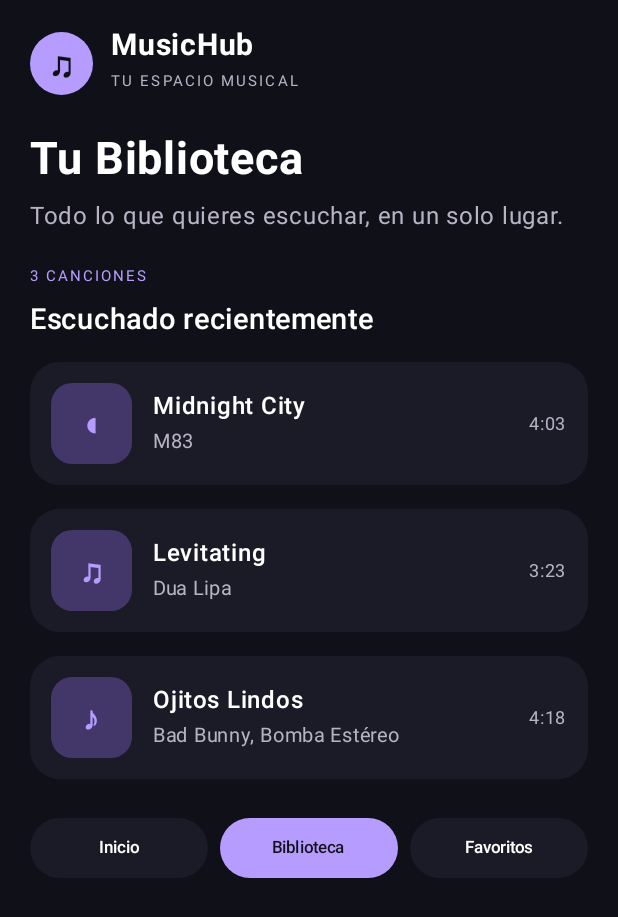
After one commit to adrianomonroy-dev/Laboratorio14-Widgets, an Android app built with Jetpack Compose: the BibliotecaActivity screen opened directly, with no data from a screen before it, on a phone screen of 412 x 824 dp. The commit adds this screen. Shown: the top 917 px of the screen. Run offline under Robolectric (Android 15) with nearby library versions, the phone set to English and light mode, and no system bars.

Commit message:
Add MusicHub home, library, and favorites screens

```diff
--- /dev/null
+++ b/app/src/main/java/com/tecsup/musichub/BibliotecaActivity.kt
@@ -0,0 +1,32 @@
+package com.tecsup.musichub
+
+import android.os.Bundle
+import androidx.activity.ComponentActivity
+import androidx.activity.compose.setContent
+import androidx.compose.foundation.layout.fillMaxSize
+import androidx.compose.material3.Scaffold
+import androidx.compose.ui.graphics.Color
+import androidx.compose.ui.Modifier
+import com.tecsup.musichub.ui.theme.MusicHubTheme
+
+class BibliotecaActivity : ComponentActivity() {
+    override fun onCreate(savedInstanceState: Bundle?) {
+        super.onCreate(savedInstanceState)
+        enableMusicHubEdgeToEdge()
+        setContent {
+            MusicHubTheme(darkTheme = true, dynamicColor = false) {
+                Scaffold(
+                    modifier = Modifier.fillMaxSize(),
+                    containerColor = Color(0xFF101019),
+                ) { innerPadding ->
+                    MusicHubThemeContent(
+                        destination = MusicHubDestination.Library,
+                        modifier = Modifier.fillMaxSize(),
+                        contentPadding = innerPadding,
+                        onNavigate = ::navigateTo,
+                    )
+                }
+            }
+        }
+    }
+}
--- /dev/null
+++ b/app/src/main/java/com/tecsup/musichub/MusicHubScreen.kt
@@ -0,0 +1,259 @@
+package com.tecsup.musichub
+
+import android.content.Intent
+import android.graphics.drawable.ColorDrawable
+import android.os.Build
+import androidx.activity.ComponentActivity
+import androidx.activity.SystemBarStyle
+import androidx.activity.enableEdgeToEdge
+import androidx.core.view.WindowCompat
+import androidx.compose.foundation.background
+import androidx.compose.foundation.layout.Arrangement
+import androidx.compose.foundation.layout.Box
+import androidx.compose.foundation.layout.Column
+import androidx.compose.foundation.layout.PaddingValues
+import androidx.compose.foundation.layout.Row
+import androidx.compose.foundation.layout.fillMaxSize
+import androidx.compose.foundation.layout.fillMaxWidth
+import androidx.compose.foundation.layout.padding
+import androidx.compose.foundation.layout.size
+import androidx.compose.foundation.rememberScrollState
+import androidx.compose.foundation.shape.CircleShape
+import androidx.compose.foundation.shape.RoundedCornerShape
+import androidx.compose.foundation.verticalScroll
+import androidx.compose.material3.Button
+import androidx.compose.material3.ButtonDefaults
+import androidx.compose.material3.Card
+import androidx.compose.material3.CardDefaults
+import androidx.compose.material3.Surface
+import androidx.compose.material3.Text
+import androidx.compose.material3.TextButton
+import androidx.compose.runtime.Composable
+import androidx.compose.ui.Alignment
+import androidx.compose.ui.Modifier
+import androidx.compose.ui.graphics.Color
+import androidx.compose.ui.text.font.FontWeight
+import androidx.compose.ui.unit.dp
+import androidx.compose.ui.unit.sp
+
+enum class MusicHubDestination {
+    Home,
+    Library,
+    Favorites,
+}
+
+@Suppress("DEPRECATION")
+fun ComponentActivity.enableMusicHubEdgeToEdge() {
+    enableEdgeToEdge(
+        statusBarStyle = SystemBarStyle.dark(android.graphics.Color.TRANSPARENT),
+        navigationBarStyle = SystemBarStyle.dark(android.graphics.Color.TRANSPARENT),
+    )
+    window.setBackgroundDrawable(ColorDrawable(0xFF101019.toInt()))
+    window.statusBarColor = android.graphics.Color.TRANSPARENT
+    window.navigationBarColor = android.graphics.Color.TRANSPARENT
+    if (Build.VERSION.SDK_INT >= Build.VERSION_CODES.Q) {
+        window.isStatusBarContrastEnforced = false
+        window.isNavigationBarContrastEnforced = false
+    }
+    WindowCompat.getInsetsController(window, window.decorView).apply {
+        isAppearanceLightStatusBars = false
+        isAppearanceLightNavigationBars = false
+    }
+}
+
+private val Ink = Color(0xFF101019)
+private val Panel = Color(0xFF1B1A27)
+private val Accent = Color(0xFFB69CFF)
+private val Muted = Color(0xFFB7B3C5)
+
+fun ComponentActivity.navigateTo(destination: MusicHubDestination) {
+    val target = when (destination) {
+        MusicHubDestination.Home -> MainActivity::class.java
+        MusicHubDestination.Library -> BibliotecaActivity::class.java
+        MusicHubDestination.Favorites -> FavoritosActivity::class.java
+    }
+    startActivity(Intent(this, target))
+}
+
+@Composable
+fun MusicHubThemeContent(
+    destination: MusicHubDestination,
+    modifier: Modifier = Modifier,
+    contentPadding: PaddingValues = PaddingValues(0.dp),
+    onNavigate: (MusicHubDestination) -> Unit,
+) {
+    MusicHubScreen(
+        destination = destination,
+        modifier = modifier.padding(contentPadding),
+        onNavigate = onNavigate,
+    )
+}
+
+@Composable
+fun MusicHubScreen(
+    destination: MusicHubDestination,
+    modifier: Modifier = Modifier,
+    onNavigate: (MusicHubDestination) -> Unit,
+) {
+    Column(
+        modifier = modifier
+            .fillMaxSize()
+            .background(Ink)
+            .verticalScroll(rememberScrollState())
+            .padding(horizontal = 20.dp, vertical = 18.dp),
+        verticalArrangement = Arrangement.spacedBy(22.dp),
+    ) {
+        BrandHeader()
+        when (destination) {
+            MusicHubDestination.Home -> HomeContent(onNavigate)
+            MusicHubDestination.Library -> LibraryContent()
+            MusicHubDestination.Favorites -> FavoritesContent()
+        }
+        DestinationBar(current = destination, onNavigate = onNavigate)
+    }
+}
+
+@Composable
+private fun BrandHeader() {
+    Row(verticalAlignment = Alignment.CenterVertically) {
+        Surface(color = Accent, shape = CircleShape, modifier = Modifier.size(42.dp)) {
+            Box(contentAlignment = Alignment.Center) {
+                Text("♫", color = Ink, fontSize = 23.sp, fontWeight = FontWeight.Bold)
+            }
+        }
+        Column(modifier = Modifier.padding(start = 12.dp)) {
+            Text("MusicHub", color = Color.White, fontWeight = FontWeight.Bold, fontSize = 20.sp)
+            Text("TU ESPACIO MUSICAL", color = Muted, fontSize = 10.sp, letterSpacing = 1.4.sp)
+        }
+    }
+}
+
+@Composable
+private fun HomeContent(onNavigate: (MusicHubDestination) -> Unit) {
+    Column(verticalArrangement = Arrangement.spacedBy(18.dp)) {
+        Card(
+            shape = RoundedCornerShape(28.dp),
+            colors = CardDefaults.cardColors(containerColor = Color(0xFF30264D)),
+            modifier = Modifier.fillMaxWidth(),
+        ) {
+            Column(modifier = Modifier.padding(24.dp), verticalArrangement = Arrangement.spacedBy(12.dp)) {
+                Text("BUENAS VIBRAS, SIEMPRE", color = Accent, fontSize = 11.sp, letterSpacing = 1.2.sp)
+                Text(
+                    "Tu música,\ntu momento.",
+                    color = Color.White,
+                    fontSize = 32.sp,
+                    lineHeight = 38.sp,
+                    fontWeight = FontWeight.Bold,
+                )
+                Text("Encuentra tus canciones y vuelve a lo que más te gusta.", color = Muted)
+                Row(horizontalArrangement = Arrangement.spacedBy(10.dp)) {
+                    Button(onClick = { onNavigate(MusicHubDestination.Library) }) {
+                        Text("Biblioteca")
+                    }
+                    TextButton(onClick = { onNavigate(MusicHubDestination.Favorites) }) {
+                        Text("Favoritos", color = Color.White)
+                    }
+                }
+            }
+        }
+
+        SectionHeading("Para escuchar ahora", "REPRODUCIENDO EN TU HUB")
+        TrackCard(title = "Midnight City", artist = "M83", detail = "Canción · 4:03", symbol = "◖")
+    }
+}
+
+@Composable
+private fun LibraryContent() {
+    Column(verticalArrangement = Arrangement.spacedBy(16.dp)) {
+        PageHeading("Tu Biblioteca", "Todo lo que quieres escuchar, en un solo lugar.")
+        SectionHeading("Escuchado recientemente", "3 CANCIONES")
+        TrackCard("Midnight City", "M83", "Canción · 4:03", "◖")
+        TrackCard("Levitating", "Dua Lipa", "Canción · 3:23", "♫")
+        TrackCard("Ojitos Lindos", "Bad Bunny, Bomba Estéreo", "Canción · 4:18", "♪")
+    }
+}
+
+@Composable
+private fun FavoritesContent() {
+    Column(verticalArrangement = Arrangement.spacedBy(16.dp)) {
+        PageHeading("Tus Favoritos", "Las canciones que siempre quieres tener cerca.")
+        SectionHeading("Canciones guardadas", "3 CANCIONES")
+        TrackCard("Levitating", "Dua Lipa", "Pop · 3:23", "♥")
+        TrackCard("Ojitos Lindos", "Bad Bunny, Bomba Estéreo", "Urbano · 4:18", "♥")
+        TrackCard("Golden", "Harry Styles", "Pop · 3:28", "♥")
+    }
+}
+
+@Composable
+private fun PageHeading(title: String, subtitle: String) {
+    Column(verticalArrangement = Arrangement.spacedBy(8.dp)) {
+        Text(title, color = Color.White, fontSize = 30.sp, fontWeight = FontWeight.Bold)
+        Text(subtitle, color = Muted)
+    }
+}
+
+@Composable
+private fun SectionHeading(title: String, eyebrow: String) {
+    Column(verticalArrangement = Arrangement.spacedBy(5.dp)) {
+        Text(eyebrow, color = Accent, fontSize = 10.sp, letterSpacing = 1.3.sp)
+        Text(title, color = Color.White, fontSize = 19.sp, fontWeight = FontWeight.SemiBold)
+    }
+}
+
+@Composable
+private fun TrackCard(title: String, artist: String, detail: String, symbol: String) {
+    Card(
+        shape = RoundedCornerShape(20.dp),
+        colors = CardDefaults.cardColors(containerColor = Panel),
+        modifier = Modifier.fillMaxWidth(),
+    ) {
+        Row(
+            modifier = Modifier.fillMaxWidth().padding(14.dp),
+            verticalAlignment = Alignment.CenterVertically,
+        ) {
+            Surface(color = Color(0xFF433668), shape = RoundedCornerShape(14.dp), modifier = Modifier.size(54.dp)) {
+                Box(contentAlignment = Alignment.Center) {
+                    Text(symbol, color = Accent, fontSize = 22.sp, fontWeight = FontWeight.Bold)
+                }
+            }
+            Column(modifier = Modifier.weight(1f).padding(start = 14.dp)) {
+                Text(title, color = Color.White, fontWeight = FontWeight.SemiBold)
+                Text(artist, color = Muted, fontSize = 13.sp)
+            }
+            Text(detail.substringAfter("·").trim(), color = Muted, fontSize = 12.sp)
+        }
+    }
+}
+
+@Composable
+private fun DestinationBar(current: MusicHubDestination, onNavigate: (MusicHubDestination) -> Unit) {
+    Row(
+        modifier = Modifier.fillMaxWidth(),
+        horizontalArrangement = Arrangement.spacedBy(8.dp),
+    ) {
+        DestinationButton("Inicio", MusicHubDestination.Home, current, onNavigate, Modifier.weight(1f))
+        DestinationButton("Biblioteca", MusicHubDestination.Library, current, onNavigate, Modifier.weight(1f))
+        DestinationButton("Favoritos", MusicHubDestination.Favorites, current, onNavigate, Modifier.weight(1f))
+    }
+}
+
+@Composable
+private fun DestinationButton(
+    label: String,
+    destination: MusicHubDestination,
+    current: MusicHubDestination,
+    onNavigate: (MusicHubDestination) -> Unit,
+    modifier: Modifier = Modifier,
+) {
+    Button(
+        onClick = { onNavigate(destination) },
+        modifier = modifier,
+        contentPadding = PaddingValues(horizontal = 4.dp, vertical = 10.dp),
+        colors = ButtonDefaults.buttonColors(
+            containerColor = if (current == destination) Accent else Panel,
+            contentColor = if (current == destination) Ink else Color.White,
+        ),
+    ) {
+        Text(label, fontSize = 11.sp, maxLines = 1)
+    }
+}
--- a/app/src/main/res/values/colors.xml
+++ b/app/src/main/res/values/colors.xml
@@ -7,4 +7,5 @@
     <color name="teal_700">#FF018786</color>
     <color name="black">#FF000000</color>
     <color name="white">#FFFFFFFF</color>
+    <color name="musichub_background">#FF101019</color>
 </resources>
--- a/app/src/main/res/values/strings.xml
+++ b/app/src/main/res/values/strings.xml
@@ -4,4 +4,6 @@
     <string name="simple_widget_description">Acceso rápido a MusicHub.</string>
     <string name="simple_widget_open">Abrir MusicHub</string>
     <string name="simple_widget_initial">MusicHub</string>
+    <string name="library_activity_name">Biblioteca</string>
+    <string name="favorites_activity_name">Favoritos</string>
 </resources>
--- a/app/src/main/res/values/themes.xml
+++ b/app/src/main/res/values/themes.xml
@@ -1,5 +1,11 @@
 <?xml version="1.0" encoding="utf-8"?>
 <resources>
 
-    <style name="Theme.MusicHub" parent="android:Theme.Material.Light.NoActionBar" />
+    <style name="Theme.MusicHub" parent="android:Theme.Material.NoActionBar">
+        <item name="android:windowBackground">@color/musichub_background</item>
+        <item name="android:statusBarColor">@color/musichub_background</item>
+        <item name="android:navigationBarColor">@color/musichub_background</item>
+        <item name="android:windowLightStatusBar">false</item>
+        <item name="android:windowLightNavigationBar">false</item>
+    </style>
 </resources>
```
Also changed, not shown: app/src/main/AndroidManifest.xml (+10 -0 lines), app/src/main/java/com/tecsup/musichub/FavoritosActivity.kt (added, +32 -0 lines), app/src/main/java/com/tecsup/musichub/MainActivity.kt (+12 -27 lines).
